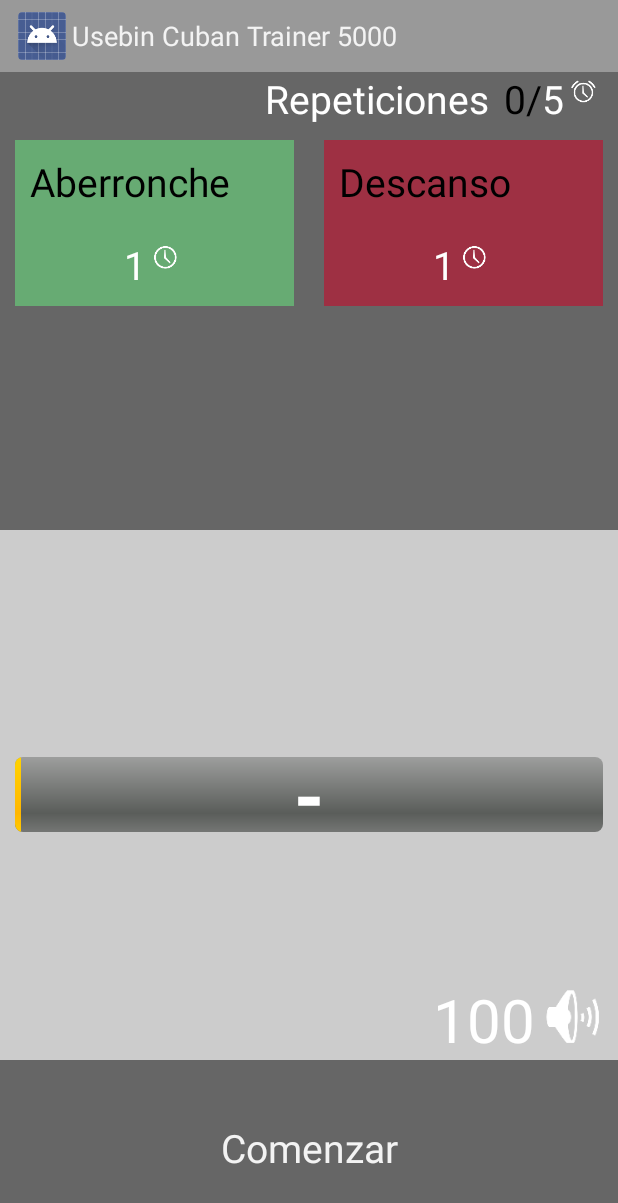
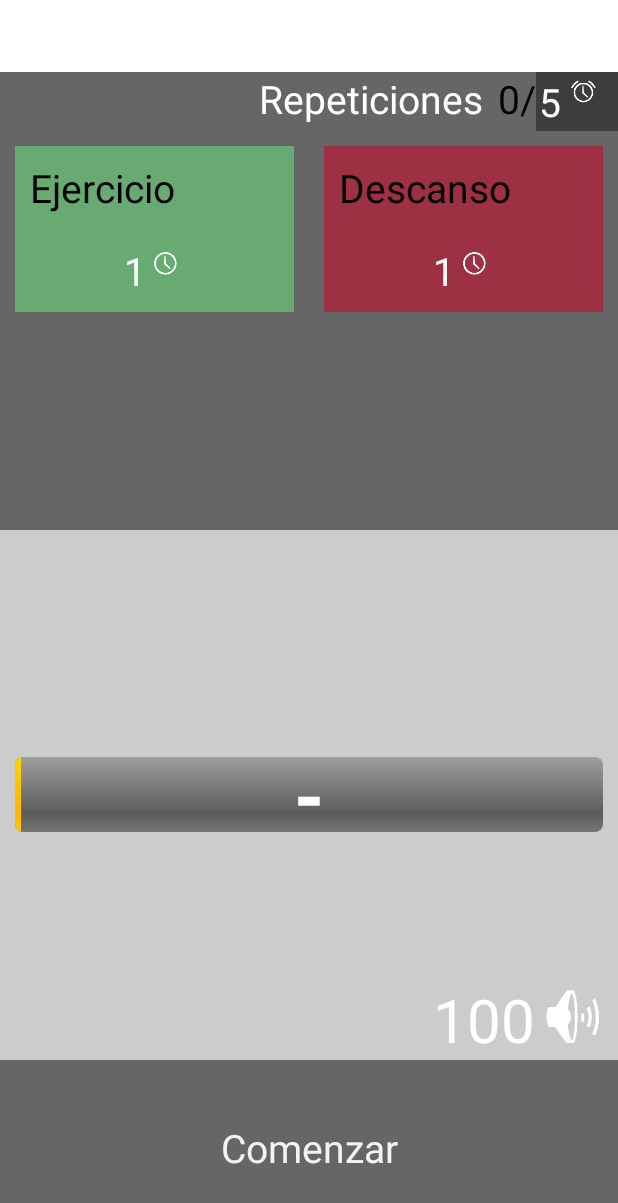
Before and after one commit to asvgithub01/doctore, an Android app: the screen it shows after launch (BlackBoard), on a phone screen of 412 x 824 dp. Shown: the top 1203 px of the screen. Run offline under Robolectric (Android 15) with nearby library versions, the phone set to English and light mode, and no system bars; pictures from the network do not load.

Commit message:
arreglados, bugs, evolucion de la app, puestos todos //asv

```diff
--- a/app/build.gradle
+++ b/app/build.gradle
@@ -6,7 +6,7 @@ android {
 
     defaultConfig {
         applicationId "com.asvfactory.asv.doctore"
-        minSdkVersion 15
+        minSdkVersion 18
         targetSdkVersion 22
         versionCode 1
         versionName "1.0"
--- a/app/src/main/AndroidManifest.xml
+++ b/app/src/main/AndroidManifest.xml
@@ -6,9 +6,9 @@
         android:allowBackup="true"
         android:icon="@mipmap/ic_launcher"
         android:label="@string/app_name"
-        android:theme="@style/FullscreenTheme" >
+        android:theme="@android:style/Theme.Holo.NoActionBar.Fullscreen"  >
         <activity
-            android:name=".BlackBoard"
+            android:name=".views.BlackBoard"
             android:configChanges="orientation|keyboardHidden|screenSize"
             android:label="@string/app_name"
             android:screenOrientation="portrait"
--- /dev/null
+++ b/app/src/main/java/com/asvfactory/asv/doctore/base/FullScreenActivity.java
@@ -0,0 +1,35 @@
+package com.asvfactory.asv.doctore.base;
+
+import android.annotation.TargetApi;
+import android.app.Activity;
+import android.os.Build;
+import android.os.Bundle;
+import android.view.View;
+
+import java.util.Objects;
+
+/**
+ * Created by Alberto on 29/11/2015.
+ */
+public class FullScreenActivity extends Activity {
+    @Override
+    protected void onStart() {
+        super.onStart();
+        hideActionBar();
+    }
+
+    //asv falta hacer q se utilize toda la pantalla para dibujar el activity, oculta la status y la toolbar xo utiliza el espacio
+    @TargetApi(Build.VERSION_CODES.KITKAT)
+    private void hideActionBar() {
+        View decorView = this.getWindow().getDecorView();
+        // Hide the status bar.
+        int uiOptions = View.SYSTEM_UI_FLAG_FULLSCREEN;
+        decorView.setSystemUiVisibility(uiOptions);
+        // Remember that you should never show the action bar if the
+        // status bar is hidden, so hide that too if necessary.
+        android.app.ActionBar actionBar = this.getActionBar();
+        if (actionBar != null)
+            actionBar.hide();
+    }
+
+}
--- a/app/src/main/java/com/asvfactory/asv/doctore/CircularSeekBar.java
+++ b/app/src/main/java/com/asvfactory/asv/doctore/customViews/CircularSeekBar.java
@@ -1,4 +1,4 @@
-package com.asvfactory.asv.doctore;
+package com.asvfactory.asv.doctore.customViews;
 
 /*
 *
@@ -43,6 +43,8 @@ package com.asvfactory.asv.doctore;
         import android.util.AttributeSet;
         import android.view.MotionEvent;
         import android.view.View;
+
+        import com.asvfactory.asv.doctore.R;
 
 public class CircularSeekBar extends View {
 
--- a/app/src/main/java/com/asvfactory/asv/doctore/model/Constants.java
+++ b/app/src/main/java/com/asvfactory/asv/doctore/model/Constants.java
@@ -8,9 +8,10 @@ public class Constants {
     public final static int MAX_MINUTES_EXECISE_TIME = 20;
     public final static int MAX_MINUTES_RELAX_TIME = 20;
     public final static String FILE_ALL_TRAININGS = "TableAllTrainings";
+    public final static String DOCTORE_FILE_EXTENSION = ".doctore";
 
     public static enum E_EFFORT {ONE, TWO, THREE}
 
-    //cucu pajarita
+
 
 }
--- a/app/src/main/java/com/asvfactory/asv/doctore/BlackBoard.java
+++ b/app/src/main/java/com/asvfactory/asv/doctore/views/BlackBoard.java
@@ -1,6 +1,5 @@
-package com.asvfactory.asv.doctore;
+package com.asvfactory.asv.doctore.views;
 
-import android.app.Activity;
 import android.media.AudioAttributes;
 import android.media.AudioManager;
 import android.media.SoundPool;
@@ -16,6 +15,9 @@ import android.widget.ProgressBar;
 import android.widget.TextView;
 import android.widget.Toast;
 
+import com.asvfactory.asv.doctore.customViews.CircularSeekBar;
+import com.asvfactory.asv.doctore.R;
+import com.asvfactory.asv.doctore.base.FullScreenActivity;
 import com.asvfactory.asv.doctore.util.SystemUiHider;
 
 import java.util.HashMap;
@@ -28,7 +30,8 @@ import java.util.Vector;
  *
  * @see SystemUiHider
  */
-public class BlackBoard extends Activity {
+public class BlackBoard extends FullScreenActivity {
+
     //region progreessBar
     private ProgressBar progressBar;
     private int progressStatus = 0;
@@ -68,9 +71,8 @@ public class BlackBoard extends Activity {
 
     boolean isTime4Aberronche = true;
     boolean isFinalSerie = false;
+
     //endregion
-
-
     @Override
     protected void onCreate(Bundle savedInstanceState) {
         super.onCreate(savedInstanceState);
@@ -100,15 +102,14 @@ public class BlackBoard extends Activity {
         LayoutPB = (FrameLayout) findViewById(R.id.PanelPB);
 
 
-
-
         final View.OnClickListener textClick = new View.OnClickListener() {
             @Override
             public void onClick(View view) {
 
+                //set txtAux para el onchange del circular
+                txtAux = (TextView) view;
+                //config View Circular
                 LayoutSB.setVisibility(View.VISIBLE);
-                txtAux = (TextView) view;
-
                 lblSB.setText(txtAux.getTag().toString());
                 sbAberroncher.setMax(20);
                 sbAberroncher.setProgress(getIntFromString(txtAux));
@@ -128,7 +129,10 @@ public class BlackBoard extends Activity {
             @Override
             public void onClick(View view) {
                 txtAux = (TextView) view;
+
                 lblSB.setText(txtAux.getTag().toString());
+
+
                 LayoutSB.setVisibility(View.VISIBLE);
                 txtAux = (TextView) view;
                 sbAberroncher.setMax(100);
@@ -335,7 +339,7 @@ public class BlackBoard extends Activity {
 
                 if (CurrRepe + 1 == MaxRepe) {
                     //txtRepTime.setText("0");
-                   // isThreadCanceled = true;
+                    // isThreadCanceled = true;
                     handler.post(runnableReset);
                 } else {
 
@@ -435,7 +439,8 @@ public class BlackBoard extends Activity {
         }, duration);
 
     }
-//
+
+    //
     private int getIndexSoundToDo() {
 
         if (isTime4Aberronche)
--- a/app/src/main/res/layout/activity_black_board.xml
+++ b/app/src/main/res/layout/activity_black_board.xml
@@ -1,125 +1,135 @@
 <LinearLayout xmlns:android="http://schemas.android.com/apk/res/android"
+    xmlns:asv="http://schemas.android.com/apk/res-auto"
     xmlns:tools="http://schemas.android.com/tools"
-    xmlns:asv="http://schemas.android.com/apk/res-auto"
     android:layout_width="match_parent"
-    android:orientation="vertical"
     android:layout_height="match_parent"
     android:background="#fff"
+    android:orientation="vertical"
     tools:context=".BlackBoard">
     <!--Panel con el CircularSeeKBar-->
     <LinearLayout
         android:id="@+id/LayoutSB"
-        android:visibility="gone"
         android:layout_width="match_parent"
         android:layout_height="match_parent"
+        android:background="@color/CustomDarkGrey"
         android:orientation="vertical"
-        android:background="@color/CustomDarkGrey">
+        android:visibility="gone">
 
         <TextView
+            android:id="@+id/lblSB"
+            android:layout_width="wrap_content"
+            android:layout_height="wrap_content"
+            android:layout_gravity="center"
             android:layout_marginTop="36dp"
-            android:id="@+id/lblSB"
             android:text=" Aberronche "
+            android:textAlignment="center"
             android:textColor="@color/CustomWhite"
-            android:textSize="26sp"
-            android:textAlignment="center"
-            android:layout_gravity="center"
-            android:layout_width="wrap_content"
-            android:layout_height="wrap_content" />
+            android:textSize="26sp" />
 
         <FrameLayout
             android:layout_width="match_parent"
             android:layout_height="wrap_content"
-            android:layout_marginTop="20dp"
-            android:layout_marginBottom="20dp">
-            <com.asvfactory.asv.doctore.CircularSeekBar
+            android:layout_marginBottom="20dp"
+            android:layout_marginTop="20dp">
+
+            <com.asvfactory.asv.doctore.customViews.CircularSeekBar
                 android:id="@+id/circularSeekBar1"
-                asv:max="20"
-                asv:progress="1"
                 android:layout_width="match_parent"
                 android:layout_height="match_parent"
                 android:layout_gravity="center_horizontal"
+                asv:circle_progress_color="#67AB73"
+                asv:max="20"
                 asv:pointer_color="#9E3043"
                 asv:pointer_halo_color="#56ab6a"
                 asv:pointer_halo_color_ontouch="#56ab6a"
-                asv:circle_progress_color="#67AB73" />
+                asv:progress="1" />
 
             <TextView
                 android:id="@+id/txtSB"
-                android:text="1"
-                android:textSize="132dp"
                 android:layout_width="match_parent"
                 android:layout_height="wrap_content"
+                android:layout_gravity="center_horizontal|center_vertical"
                 android:gravity="center_horizontal"
+                android:text="1"
 
-                android:layout_gravity="center_horizontal|center_vertical" />
+                android:textSize="132dp" />
         </FrameLayout>
-
 
         <Button
             android:id="@+id/BtnDone"
-            android:textSize="26sp"
-            android:text="@string/res005_Hecho"
             android:layout_width="match_parent"
             android:layout_height="wrap_content"
             android:layout_gravity="bottom"
             android:layout_weight="1"
-            android:textAlignment="gravity" />
+            android:text="@string/res005_Hecho"
+            android:textAlignment="gravity"
+            android:textSize="26sp" />
     </LinearLayout>
     <!--Tiempos-->
     <LinearLayout
         android:layout_width="match_parent"
         android:layout_height="match_parent"
+        android:layout_marginTop="48dp"
         android:layout_weight="1"
-        android:orientation="vertical"
-        android:layout_marginTop="48dp"
-        android:background="@color/CustomDarkGrey">
+        android:background="@color/CustomDarkGrey"
+        android:orientation="vertical">
         <!--Repeticiones-->
         <LinearLayout
-            android:background="@color/CustomDarkGrey"
             android:layout_width="match_parent"
             android:layout_height="wrap_content"
-            android:orientation="horizontal"
             android:layout_gravity="right"
-            android:gravity="right">
+            android:background="@color/CustomDarkGrey"
+            android:gravity="right"
+            android:orientation="horizontal">
 
             <TextView
+                android:layout_width="wrap_content"
+                android:layout_height="wrap_content"
+                android:text="@string/res000_repeticiones"
                 android:textColor="@color/CustomWhite"
-                android:textSize="26dp"
-                android:text="@string/res000_repeticiones"
-                android:layout_width="wrap_content"
-                android:layout_height="wrap_content" />
+                android:textSize="26dp" />
 
             <TextView
                 android:id="@+id/txtRepe"
 
+                android:layout_width="wrap_content"
+                android:layout_height="wrap_content"
+                android:layout_marginLeft="10dp"
+                android:text="0"
                 android:textColor="@color/CustomBlack"
-                android:textSize="26dp"
-                android:text="0"
-                android:layout_marginLeft="10dp"
-                android:layout_width="wrap_content"
-                android:layout_height="wrap_content" />
+                android:textSize="26dp" />
 
             <TextView
+                android:layout_width="wrap_content"
+                android:layout_height="wrap_content"
+                android:text="/"
                 android:textColor="@color/CustomBlack"
-                android:textSize="26dp"
-                android:text="/"
+                android:textSize="26dp" />
+
+            <LinearLayout
+                android:id="@+id/lytTotRepe"
                 android:layout_width="wrap_content"
-                android:layout_height="wrap_content" />
+                android:layout_height="wrap_content"
+                android:background="#66000000"
+                android:gravity="end"
+                android:orientation="horizontal">
 
                 <TextView
                     android:id="@+id/txtTotRepe"
+                    android:layout_width="wrap_content"
+                    android:layout_height="wrap_content"
+                    android:padding="2dp"
                     android:tag="@string/res000_repeticiones"
+                    android:text="5"
                     android:textColor="@color/CustomWhite"
-                android:textSize="26dp"
-                android:text="5"
-                android:layout_width="wrap_content"
-                android:layout_height="wrap_content" />
+                    android:textSize="26sp" />
 
                 <ImageView
                     android:layout_width="26dp"
                     android:layout_height="26dp"
                     android:layout_marginRight="10dp"
                     android:src="@mipmap/ic_repe_white_clock" />
+            </LinearLayout>
         </LinearLayout>
 
         <LinearLayout
@@ -129,20 +139,20 @@
 
             <!--Aberronche-->
             <LinearLayout
-                android:background="@color/CustomGreen"
-                android:layout_margin="10dp"
                 android:layout_width="match_parent"
                 android:layout_height="wrap_content"
+                android:layout_margin="10dp"
                 android:layout_weight="1"
+                android:background="@color/CustomGreen"
                 android:orientation="vertical">
 
                 <TextView
                     android:layout_width="match_parent"
                     android:layout_height="wrap_content"
-                    android:textSize="26dp"
+                    android:layout_margin="10dp"
+                    android:text="@string/res001_ejercicio"
                     android:textColor="#000"
-                    android:layout_margin="10dp"
-                    android:text="@string/res001_ejercicio" />
+                    android:textSize="26dp" />
 
                 <LinearLayout
                     android:id="@+id/BtnLyout"
@@ -150,16 +160,17 @@
                     android:layout_height="wrap_content"
                     android:layout_gravity="center_horizontal"
                     android:layout_margin="10dp"
+
                     android:orientation="horizontal">
 
                     <TextView
                         android:id="@+id/txtExercise"
-                        android:tag="'@string/res007_Min'|'@string/res001_ejercicio'"
+                        android:layout_width="match_parent"
+                        android:layout_height="wrap_content"
+                        android:tag="@string/res007_Min"
                         android:text="1"
-                        android:textSize="26dp"
                         android:textColor="@color/CustomWhite"
-                        android:layout_width="match_parent"
-                        android:layout_height="wrap_content" />
+                        android:textSize="26dp" />
 
                     <ImageView
                         android:layout_width="26dp"
@@ -171,20 +182,20 @@
             </LinearLayout>
             <!--Descanso-->
             <LinearLayout
-                android:background="@color/CustomRed"
-                android:layout_margin="10dp"
                 android:layout_width="match_parent"
                 android:layout_height="wrap_content"
+                android:layout_margin="10dp"
                 android:layout_weight="1"
+                android:background="@color/CustomRed"
                 android:orientation="vertical">
 
                 <TextView
                     android:layout_width="match_parent"
                     android:layout_height="wrap_content"
-                    android:textSize="26dp"
+                    android:layout_margin="10dp"
+                    android:text="@string/res002_descanso"
                     android:textColor="#000"
-                    android:layout_margin="10dp"
-                    android:text="@string/res002_descanso" />
+                    android:textSize="26dp" />
 
                 <LinearLayout
                     android:layout_width="wrap_content"
@@ -195,13 +206,13 @@
 
                     <TextView
                         android:id="@+id/txtRelax"
+                        android:layout_width="wrap_content"
+                        android:layout_height="wrap_content"
                         android:tag="@string/res007_Min"
                         android:text="1"
-                        android:textSize="26dp"
+
                         android:textColor="@color/CustomWhite"
-
-                        android:layout_width="wrap_content"
-                        android:layout_height="wrap_content" />
+                        android:textSize="26dp" />
 
                     <ImageView
                         android:layout_width="26dp"
@@ -217,17 +228,17 @@
     <FrameLayout xmlns:android="http://schemas.android.com/apk/res/android"
         xmlns:tools="http://schemas.android.com/tools"
         android:id="@+id/PanelPB"
-        android:background="@color/CustomGrey"
         android:layout_width="match_parent"
         android:layout_height="match_parent"
-        android:layout_weight="1">
+        android:layout_weight="1"
+        android:background="@color/CustomGrey">
 
         <ProgressBar
             android:id="@+id/progressBar1"
             style="@android:style/Widget.ProgressBar.Horizontal"
-            android:layout_gravity="center_horizontal|center_vertical"
             android:layout_width="match_parent"
             android:layout_height="wrap_content"
+            android:layout_gravity="center_horizontal|center_vertical"
             android:layout_marginLeft="10dp"
             android:layout_marginRight="10dp"
             android:indeterminate="false"
@@ -238,47 +249,47 @@
 
         <TextView
             android:id="@+id/textView1"
-            android:textSize="52sp"
-            android:text="-"
             android:layout_width="wrap_content"
             android:layout_height="wrap_content"
             android:layout_gravity="center_horizontal|center_vertical"
+            android:text="-"
             android:textColor="@color/CustomWhite"
+            android:textSize="52sp"
             android:textStyle="bold" />
 
         <LinearLayout
-            android:layout_gravity="bottom|right"
-            android:orientation="horizontal"
             android:layout_width="wrap_content"
             android:layout_height="wrap_content"
-            android:layout_marginRight="10dp">
+            android:layout_gravity="bottom|right"
+            android:layout_marginRight="10dp"
+            android:orientation="horizontal">
 
             <TextView
                 android:id="@+id/txtVol"
-                android:text="100"
-                android:tag="@string/res009_Vol"
                 android:layout_width="wrap_content"
                 android:layout_height="wrap_content"
-                android:textSize="40dp"
-                android:textColor="#fff" />
+                android:tag="@string/res009_Vol"
+                android:text="100"
+                android:textColor="#fff"
+                android:textSize="40dp" />
 
             <ImageView
                 android:id="@+id/imgVol"
-                android:src="@mipmap/ic_white_vol"
                 android:layout_width="40dp"
                 android:layout_height="40dp"
                 android:layout_marginLeft="5dp"
-                android:layout_marginTop="5dp" />
+                android:layout_marginTop="5dp"
+                android:src="@mipmap/ic_white_vol" />
         </LinearLayout>
     </FrameLayout>
     <!--Boton de comenzar-->
     <Button
         android:id="@+id/BtnStart"
-        android:textSize="26sp"
-        android:text="@string/res003_comienzo"
         android:layout_width="match_parent"
         android:layout_height="match_parent"
         android:layout_gravity="bottom"
         android:layout_weight="1.5"
-        android:background="@color/CustomDarkGrey" />
+        android:background="@color/CustomDarkGrey"
+        android:text="@string/res003_comienzo"
+        android:textSize="26sp" />
 </LinearLayout>
--- a/app/src/main/res/values/strings.xml
+++ b/app/src/main/res/values/strings.xml
@@ -1,8 +1,8 @@
 <resources>
-    <string name="app_name">Usebin Cuban Trainer 5000</string>
+    <string name="app_name">Doctore</string>
 
     <string name="res000_repeticiones">Repeticiones</string>
-    <string name="res001_ejercicio">Aberronche</string>
+    <string name="res001_ejercicio">Ejercicio</string>
     <string name="res002_descanso">Descanso</string>
     <string name="res003_comienzo">Comenzar</string>
     <string name="res004_pausa">Stop</string>
```
Also changed, not shown: app/src/main/java/com/asvfactory/asv/doctore/App.java (added, +17 -0 lines), app/src/main/java/com/asvfactory/asv/doctore/model/Exercise.java (+9 -2 lines), app/src/main/java/com/asvfactory/asv/doctore/model/Training.java (+9 -0 lines), app/src/main/java/com/asvfactory/asv/doctore/model/TrainingStats.java (+8 -1 lines), app/src/main/java/com/asvfactory/asv/doctore/model/TrainingTable.java (+9 -2 lines), app/src/main/java/com/asvfactory/asv/doctore/util/FileHelper.java (+54 -21 lines). Lines whose indentation alone changed are shown as unchanged.
